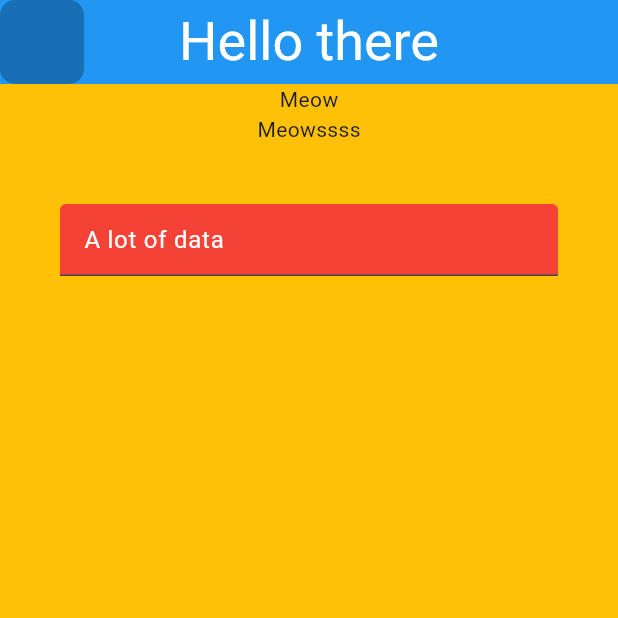
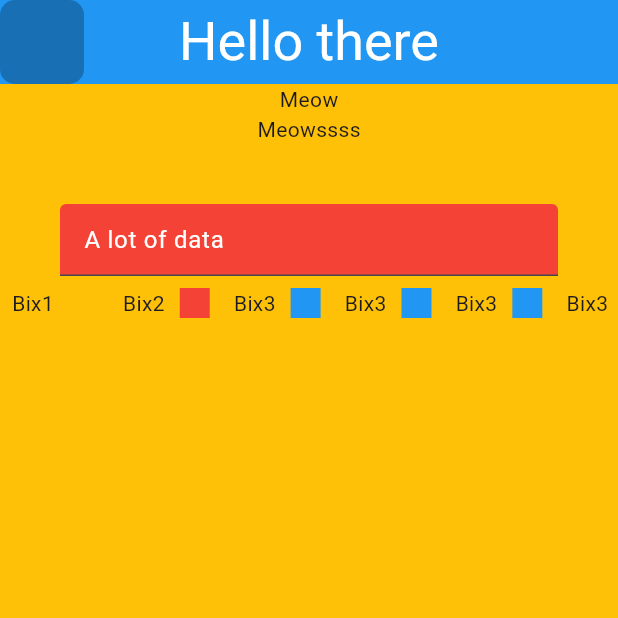
Before and after one commit to sahilbaig/flutter-initial, a Flutter app: the screen it shows after launch, on a phone screen of 412 x 824 dp, the top half of it. Run offline on Flutter 3.47's test engine with Material 3 defaults, Android fonts, the light colour scheme and no system bars.

Commit message:
Added models

```diff
--- a/lib/main.dart
+++ b/lib/main.dart
@@ -2,7 +2,7 @@ import 'package:flutter/material.dart';
 import 'package:furdle/pages/home.dart';
 
 void main() {
-  runApp(const MyApp());
+  runApp(MyApp());
 }
 
 class MyApp extends StatelessWidget {
@@ -12,7 +12,6 @@ class MyApp extends StatelessWidget {
   Widget build(BuildContext context) {
     return MaterialApp(
         title: "Some random stuffs",
-        // Optional: Removes debug banner
         theme: ThemeData(primarySwatch: Colors.deepPurple),
         home: Home());
   }
--- /dev/null
+++ b/lib/models/catergories_model.dart
@@ -0,0 +1,29 @@
+import 'package:flutter/material.dart';
+
+class CategoryModel {
+  String name;
+  Color boxColor;
+
+  CategoryModel({
+    required this.name,
+    required this.boxColor,
+  });
+
+  static List<CategoryModel> getCategories() {
+    List<CategoryModel> categories = [];
+    categories.add(CategoryModel(name: "Bix1", boxColor: Colors.amber));
+    categories.add(CategoryModel(name: "Bix2", boxColor: Colors.red));
+    categories.add(CategoryModel(name: "Bix3", boxColor: Colors.blue));
+    categories.add(CategoryModel(name: "Bix3", boxColor: Colors.blue));
+    categories.add(CategoryModel(name: "Bix3", boxColor: Colors.blue));
+    categories.add(CategoryModel(name: "Bix3", boxColor: Colors.blue));
+    categories.add(CategoryModel(name: "Bix3", boxColor: Colors.blue));
+    categories.add(CategoryModel(name: "Bix3", boxColor: Colors.blue));
+    categories.add(CategoryModel(name: "Bix3", boxColor: Colors.blue));
+    categories.add(CategoryModel(name: "Bix3", boxColor: Colors.blue));
+    categories.add(CategoryModel(name: "Bix3", boxColor: Colors.blue));
+    categories.add(CategoryModel(name: "Bix3", boxColor: Colors.blue));
+
+    return categories;
+  }
+}
--- a/lib/pages/home.dart
+++ b/lib/pages/home.dart
@@ -1,11 +1,18 @@
 import 'package:flutter/material.dart';
+import 'package:furdle/models/catergories_model.dart';
 
 class Home extends StatelessWidget {
-  const Home({super.key});
+  Home({super.key});
+  List<CategoryModel> categories = [];
+
+  void _getCategories() {
+    categories = CategoryModel.getCategories();
+  }
 
   @override
   Widget build(BuildContext context) {
-    return Scaffold(
+    _getCategories();
+    var scaffold = Scaffold(
       backgroundColor: Colors.amber,
       body: Column(
         children: [
@@ -17,16 +24,29 @@ class Home extends StatelessWidget {
             "Meowssss",
             textDirection: TextDirection.ltr,
           ),
-          Container(
-            margin: EdgeInsets.only(top: 40, left: 40, right: 40),
-            child: TextField(
-              decoration: InputDecoration(
-                  filled: true,
-                  fillColor: Colors.red,
-                  hintText: "A lot of data",
-                  hintStyle: TextStyle(color: Colors.white)),
+          SearchBar(),
+          SingleChildScrollView(
+            scrollDirection: Axis.horizontal,
+            child: Row(
+              children: [
+                for (var category in categories)
+                  Padding(
+                    padding: const EdgeInsets.all(8.0),
+                    child: Row(
+                      children: [
+                        Text(category.name),
+                        SizedBox(width: 10),
+                        Container(
+                          width: 20,
+                          height: 20,
+                          color: category.boxColor,
+                        ),
+                      ],
+                    ),
+                  ),
+              ],
             ),
-          ),
+          )
         ],
       ),
       appBar: AppBar(
@@ -36,14 +56,35 @@ class Home extends StatelessWidget {
           ),
           centerTitle: true,
           backgroundColor: Colors.blue,
-          leading: topBar()),
+          leading: topBar(categories[0].name)),
+    );
+    return scaffold;
+  }
+}
+
+class SearchBar extends StatelessWidget {
+  const SearchBar({
+    super.key,
+  });
+
+  @override
+  Widget build(BuildContext context) {
+    return Container(
+      margin: EdgeInsets.only(top: 40, left: 40, right: 40),
+      child: TextField(
+        decoration: InputDecoration(
+            filled: true,
+            fillColor: Colors.red,
+            hintText: "A lot of data",
+            hintStyle: TextStyle(color: Colors.white)),
+      ),
     );
   }
 }
 
-GestureDetector topBar() {
+GestureDetector topBar(data) {
   return GestureDetector(
-    onTap: () => print("hello"),
+    onTap: () => print(data),
     child: Container(
       decoration: BoxDecoration(
           color: Colors.black26, borderRadius: BorderRadius.circular(10)),
```
